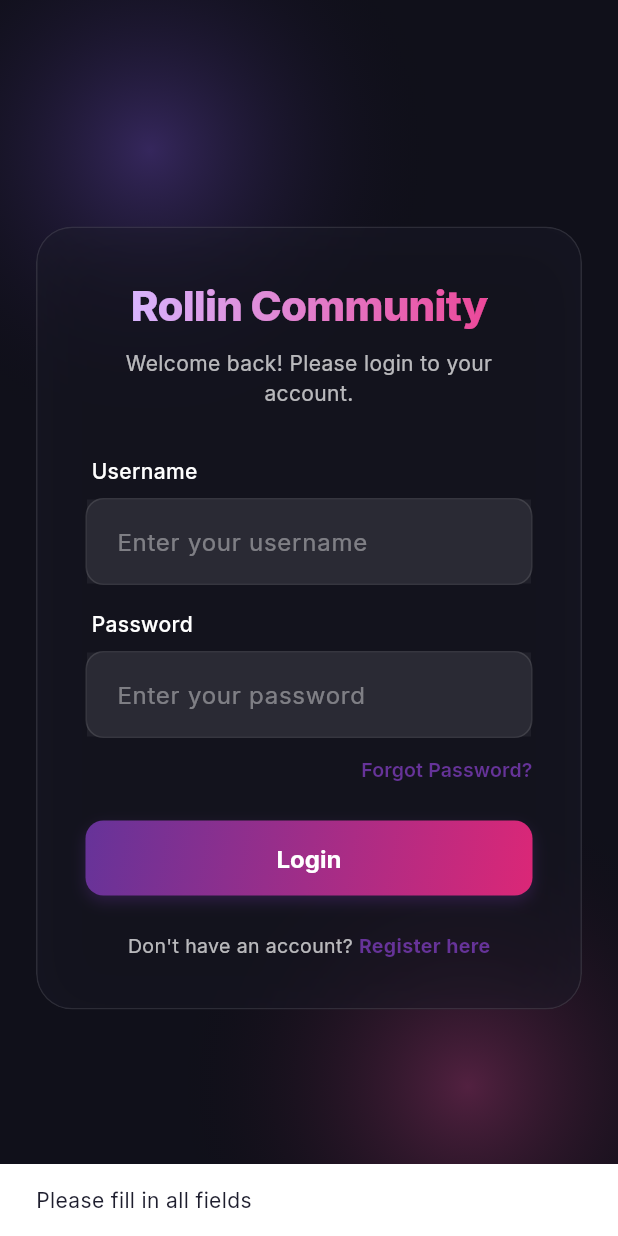
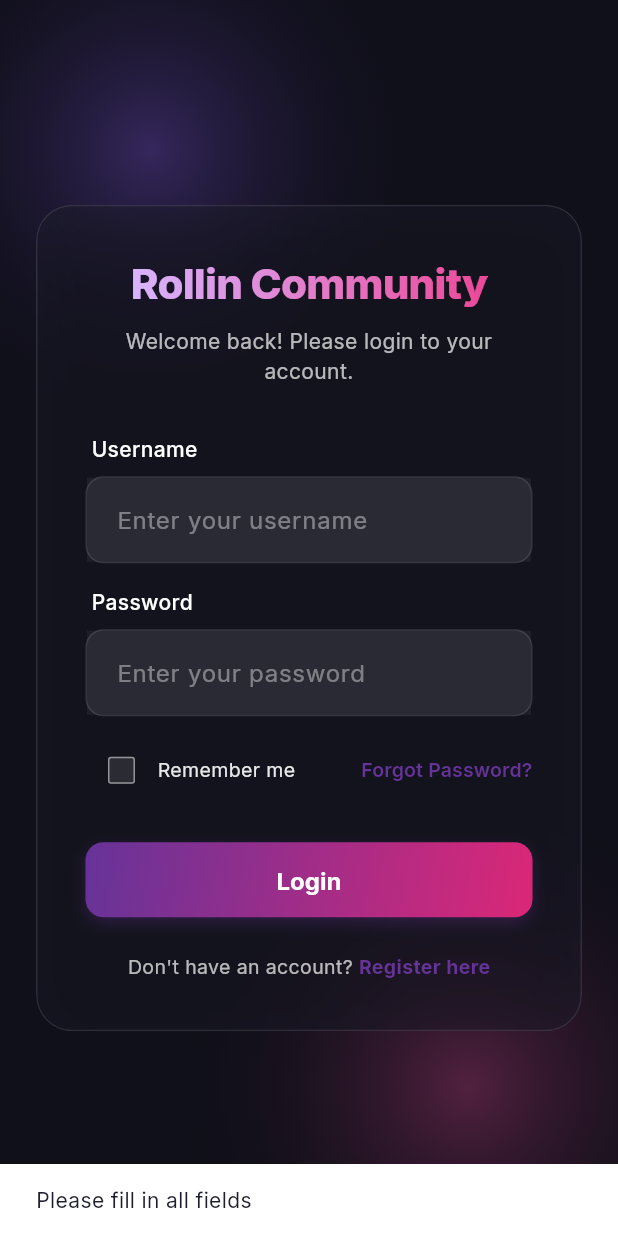
Before and after one commit to bibek-beebayk/rollin-community, a Flutter app: the screen it shows after launch, after a tap on "Login", on a phone screen of 412 x 824 dp. Run offline on Flutter 3.47's test engine with Material 3 defaults, Android fonts, the phone set to English and light mode, and no system bars; our stand-ins replace file_picker, google_fonts, shared_preferences; accounts and stored records are empty.

Commit message:
Add remember me optoin on login

```diff
--- a/lib/screens/login_screen.dart
+++ b/lib/screens/login_screen.dart
@@ -5,6 +5,8 @@ import '../providers/auth_provider.dart';
 import '../widgets/custom_input.dart';
 import '../widgets/custom_button.dart';
 import '../theme/app_theme.dart';
+
+import 'package:shared_preferences/shared_preferences.dart';
 
 class LoginScreen extends StatefulWidget {
   const LoginScreen({super.key});
@@ -16,6 +18,24 @@ class LoginScreen extends StatefulWidget {
 class _LoginScreenState extends State<LoginScreen> {
   final _emailController = TextEditingController();
   final _passwordController = TextEditingController();
+  bool _rememberMe = false;
+
+  @override
+  void initState() {
+    super.initState();
+    _loadSavedCredentials();
+  }
+
+  Future<void> _loadSavedCredentials() async {
+    final prefs = await SharedPreferences.getInstance();
+    setState(() {
+      _rememberMe = prefs.getBool('remember_me') ?? false;
+      if (_rememberMe) {
+        _emailController.text = prefs.getString('saved_username') ?? '';
+        _passwordController.text = prefs.getString('saved_password') ?? '';
+      }
+    });
+  }
 
   Future<void> _handleLogin() async {
     if (_emailController.text.isEmpty || _passwordController.text.isEmpty) {
@@ -30,6 +50,18 @@ class _LoginScreenState extends State<LoginScreen> {
         _emailController.text,
         _passwordController.text,
       );
+
+      // Save credentials if Remember Me is checked
+      final prefs = await SharedPreferences.getInstance();
+      if (_rememberMe) {
+        await prefs.setBool('remember_me', true);
+        await prefs.setString('saved_username', _emailController.text);
+        await prefs.setString('saved_password', _passwordController.text);
+      } else {
+        await prefs.setBool('remember_me', false);
+        await prefs.remove('saved_username');
+        await prefs.remove('saved_password');
+      }
     } catch (e) {
       if (!mounted) return;
       ScaffoldMessenger.of(context).showSnackBar(
@@ -144,10 +176,8 @@ class _LoginScreenState extends State<LoginScreen> {
                         _buildLabel('Username'),
                         CustomInput(
                           hintText: 'Enter your username',
-                          controller:
-                              _emailController, // Using email controller for username to match code var
+                          controller: _emailController,
                           keyboardType: TextInputType.text,
-                          // No prefix icon in web design, removing for fidelity
                         ),
                         const SizedBox(height: 16),
 
@@ -159,10 +189,41 @@ class _LoginScreenState extends State<LoginScreen> {
                         ),
 
                         const SizedBox(height: 12),
-                        Align(
-                          alignment: Alignment.centerRight,
-                          child: TextButton(
-                            onPressed: () {}, // TODO: Implement forgot password
+
+                        // Remember Me & Forgot Password
+                        Row(
+                          mainAxisAlignment: MainAxisAlignment.spaceBetween,
+                          children: [
+                            Row(
+                              children: [
+                                Checkbox(
+                                  value: _rememberMe,
+                                  onChanged: (value) {
+                                    setState(() {
+                                      _rememberMe = value ?? false;
+                                    });
+                                  },
+                                  fillColor: MaterialStateProperty.resolveWith(
+                                    (states) =>
+                                        states.contains(MaterialState.selected)
+                                            ? AppTheme.primary
+                                            : Colors.white.withOpacity(0.1),
+                                  ),
+                                  checkColor: Colors.white,
+                                  side: BorderSide(
+                                      color: Colors.white.withOpacity(0.5)),
+                                ),
+                                Text(
+                                  'Remember me',
+                                  style: TextStyle(
+                                    color: Colors.white.withOpacity(0.9),
+                                    fontSize: 13,
+                                  ),
+                                ),
+                              ],
+                            ),
+                            TextButton(
+                              onPressed: () {},
                               style: TextButton.styleFrom(
                                 padding: EdgeInsets.zero,
                                 minimumSize: Size.zero,
@@ -177,6 +238,7 @@ class _LoginScreenState extends State<LoginScreen> {
                                 ),
                               ),
                             ),
+                          ],
                         ),
 
                         const SizedBox(height: 24),
@@ -198,7 +260,7 @@ class _LoginScreenState extends State<LoginScreen> {
                                   fontSize: 13),
                             ),
                             Text(
-                              "Register here", // In staff app registration might not be open, but matching design
+                              "Register here",
                               style: TextStyle(
                                 color: AppTheme.primary,
                                 fontWeight: FontWeight.bold,
```
Lines whose indentation alone changed are shown as unchanged.
